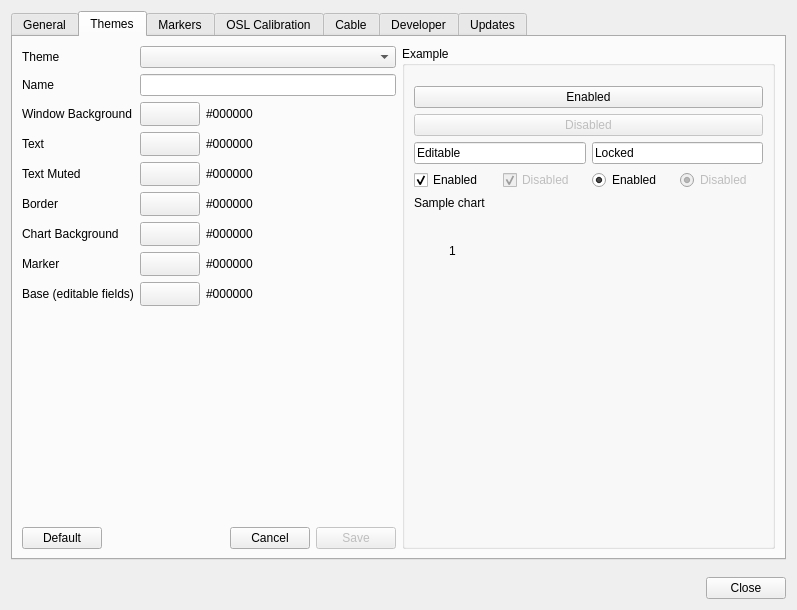
This is src/settings.ui in kc5cd/AntScopeZ as Qt 5 draws it before an edit. The edited form follows.
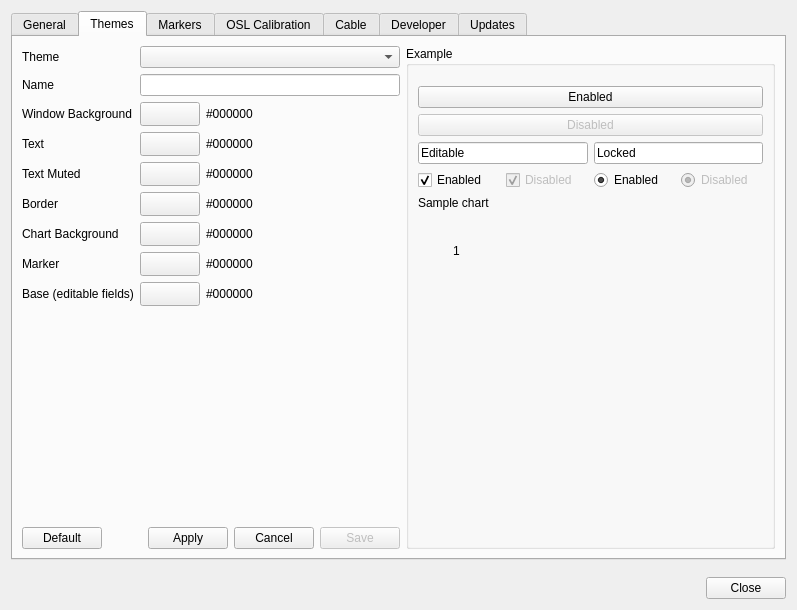
This is the edited form. The open tabs and pages were chosen to show the change. Custom widgets are drawn as their Qt base class.

Commit message:
Add Apply button to Settings' Themes tab (issue #24): activates the selected theme live, since the combo selection itself only ever loaded it into the editor.
Extracted MainWindow::activateThemeIndex() (persists activeTheme + syncs the View menu's checked radio) shared by the View > Theme menu and this new button, so Apply survives a restart the same way the menu always has.

The edit to the form file:
```diff
--- a/src/settings.ui
+++ b/src/settings.ui
@@ -645,6 +645,16 @@
              </property>
             </spacer>
            </item>
+           <item>
+            <widget class="QPushButton" name="themeApplyBtn">
+             <property name="toolTip">
+              <string>Make the selected theme the app's active theme now</string>
+             </property>
+             <property name="text">
+              <string>Apply</string>
+             </property>
+            </widget>
+           </item>
            <item>
             <widget class="QPushButton" name="themeCancelBtn">
              <property name="text">
```
The commit also changes 6 other files.
